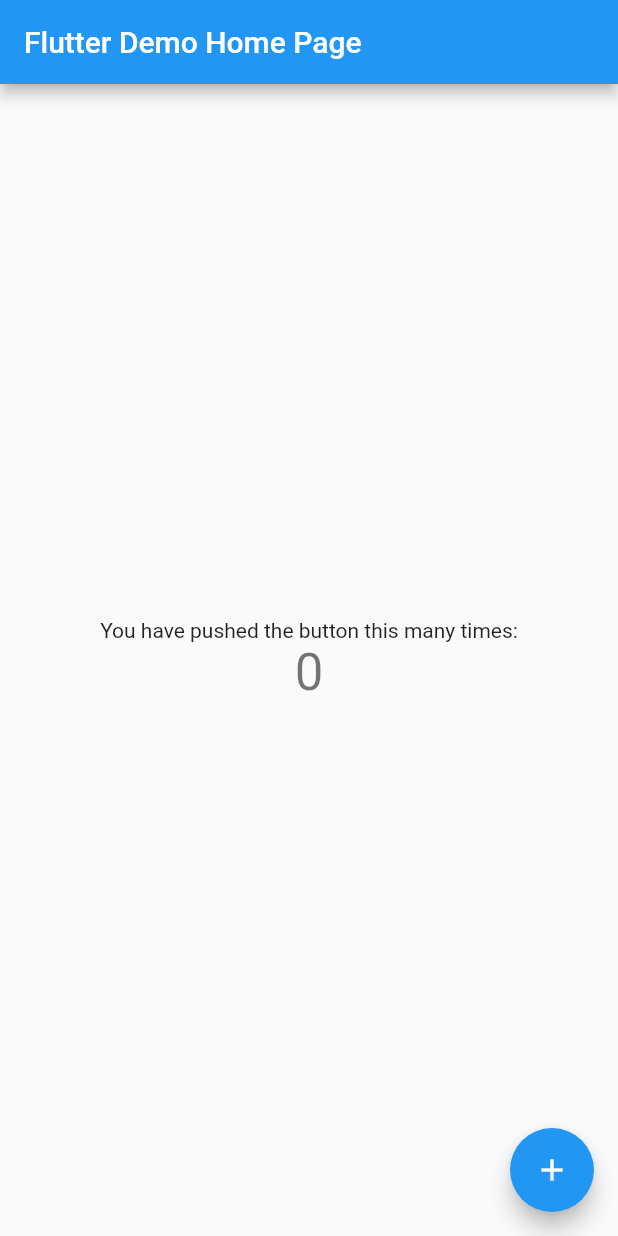
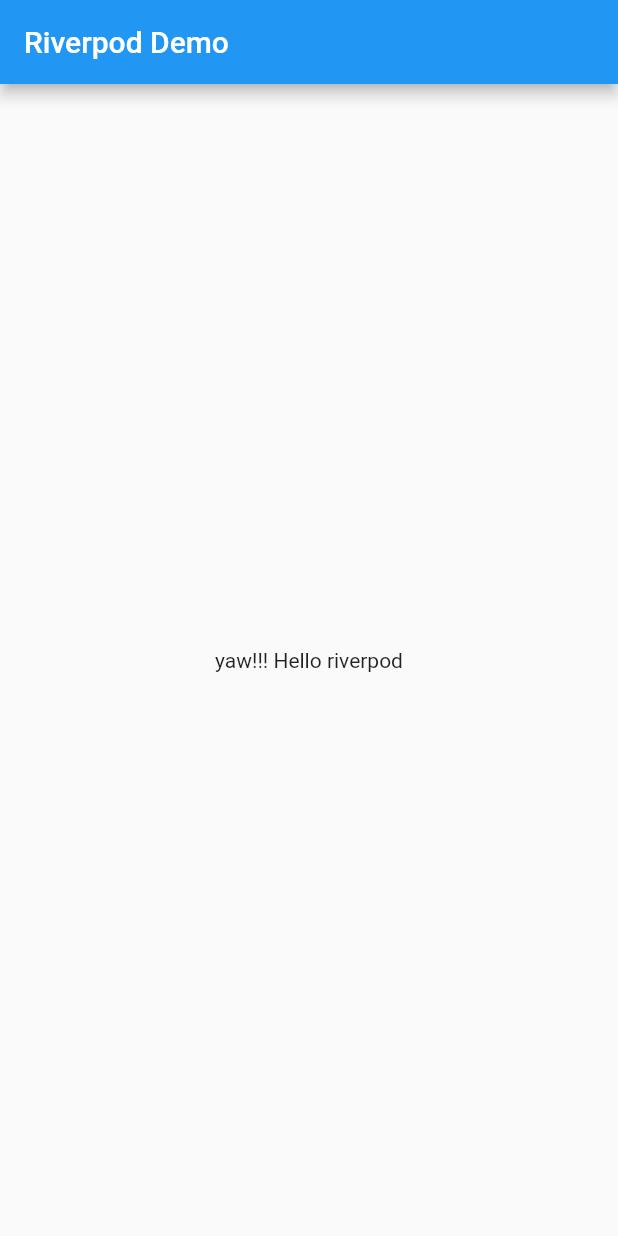
Before and after one commit to erwinagpasa/riverpod_app, a Flutter app: the screen it shows after launch, on a phone screen of 412 x 824 dp. Run offline on Flutter 3.47's test engine with Material 2 defaults, Android fonts, the phone set to English and light mode, and no system bars; our stand-ins replace flutter_hooks, hooks_riverpod.

Commit message:
text provider

```diff
--- a/lib/main.dart
+++ b/lib/main.dart
@@ -1,7 +1,13 @@
 import 'package:flutter/material.dart';
+import 'package:flutter_hooks/flutter_hooks.dart';
+import 'package:hooks_riverpod/hooks_riverpod.dart';
+import 'package:riverpod_app/provider.dart';
 
 void main() {
-  runApp(MyApp());
+  //For providers to work,
+  //you must add ProviderScope
+  //at the root of your Flutter applications:
+  runApp(ProviderScope(child: MyApp()));
 }
 
 class MyApp extends StatelessWidget {
@@ -9,58 +15,24 @@ class MyApp extends StatelessWidget {
   @override
   Widget build(BuildContext context) {
     return MaterialApp(
-      title: 'Flutter Demo',
-      theme: ThemeData(
-        primarySwatch: Colors.blue,
-        visualDensity: VisualDensity.adaptivePlatformDensity,
-      ),
-      home: MyHomePage(title: 'Flutter Demo Home Page'),
+      home: MyHomePage(),
     );
   }
 }
 
-class MyHomePage extends StatefulWidget {
-  MyHomePage({Key key, this.title}) : super(key: key);
-  final String title;
-
-  @override
-  _MyHomePageState createState() => _MyHomePageState();
-}
-
-class _MyHomePageState extends State<MyHomePage> {
-  int _counter = 0;
-
-  void _incrementCounter() {
-    setState(() {
-      _counter++;
-    });
-  }
-
+class MyHomePage extends HookWidget {
   @override
   Widget build(BuildContext context) {
+    final textRiverpod = useProvider(textProvider);
     return Scaffold(
       appBar: AppBar(
-        title: Text(widget.title),
+        title: const Text('Riverpod Demo'),
       ),
-      body: Center(
-        child: Column(
-          mainAxisAlignment: MainAxisAlignment.center,
-          children: <Widget>[
-            Text(
-              'You have pushed the button this many times:',
-            ),
-            Text(
-              '$_counter',
-              style: Theme.of(context).textTheme.headline4,
-            ),
-          ],
+      body: Container(
+        child: Center(
+          child: Text('yaw!!! ' + textRiverpod),
         ),
       ),
-      floatingActionButton: FloatingActionButton(
-        onPressed: _incrementCounter,
-        tooltip: 'Increment',
-        child: Icon(Icons.add),
-      ), // This trailing comma makes auto-formatting nicer for build methods.
     );
   }
 }
```
Also changed, not shown: lib/provider.dart (+8 -0 lines).
